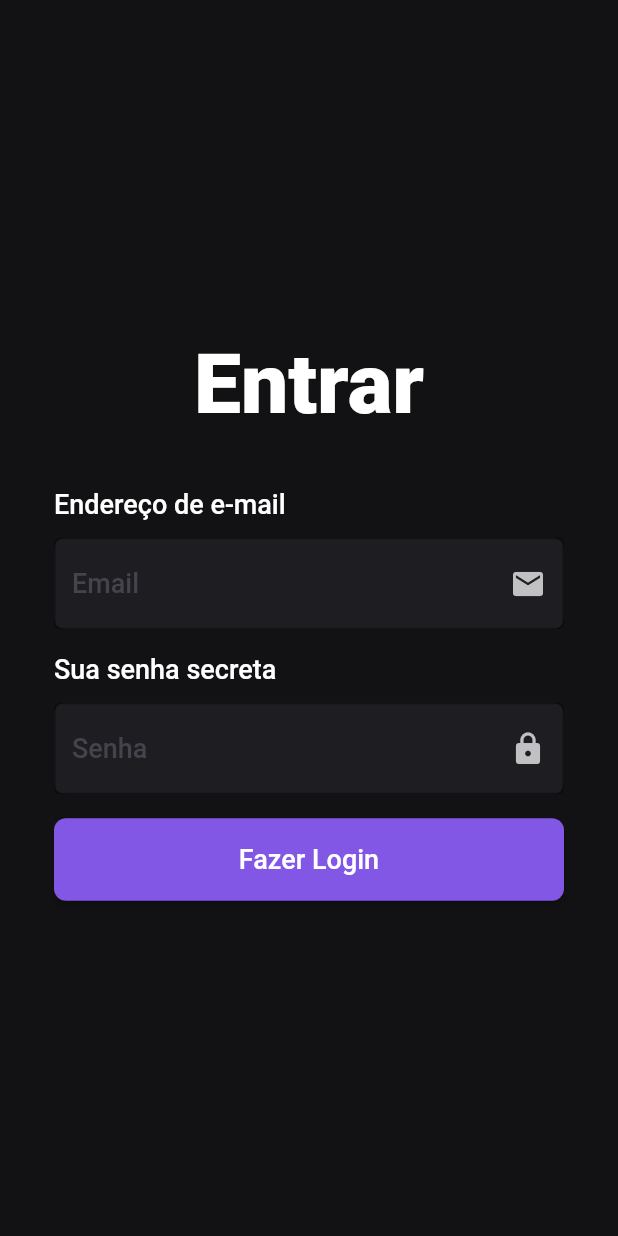
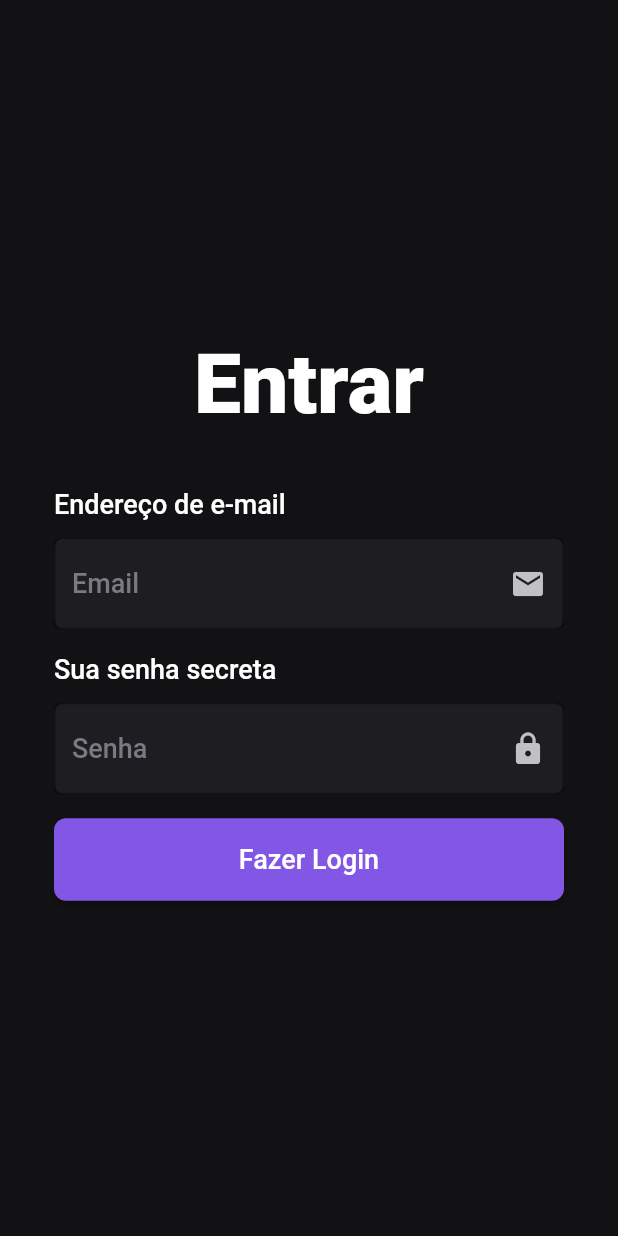
Before and after one commit to alexlsilva7/save_pass, a Flutter app: the screen it shows after launch, on a phone screen of 412 x 824 dp. Run offline on Flutter 3.47's test engine with Material 2 defaults, Android fonts, the phone set to English and light mode, and no system bars; our stand-ins replace google_fonts.

Commit message:
change gray500 color

```diff
--- a/lib/ui/colors.dart
+++ b/lib/ui/colors.dart
@@ -5,7 +5,7 @@ class AppColors {
   static const Color black900 = Color(0xff121214);
   static const Color black800 = Color(0xff1e1e22);
   static const Color gray200 = Color(0xffc1c1c4);
-  static const Color gray500 = Color(0xff44444d);
+  static const Color gray500 = Color(0xff7a7a80);
   static const Color primary = Color(0xff8257e6);
 
   /// Black 54% opacity
```
